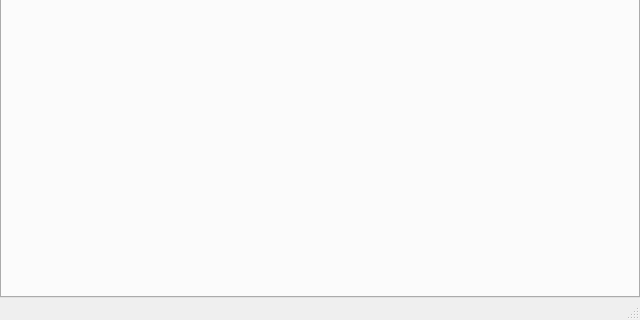
First picture: the form in src/loader/mainwindow.ui, repository megakoko/m-system, before the edit; both pictures show x 0 to 640 and y 160 to 480 of the 640 by 480 pixel window.
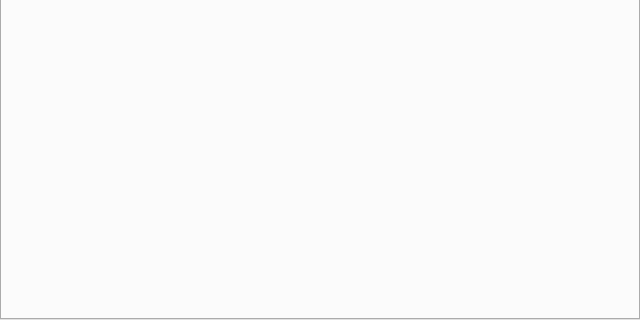
Second picture: the form after the edit. Custom widgets are drawn as their Qt base class.

Commit message: Добавил иконки для таб-бара.

```diff
--- a/src/loader/mainwindow.ui
+++ b/src/loader/mainwindow.ui
@@ -59,7 +59,6 @@
     <bool>false</bool>
    </attribute>
   </widget>
-  <widget class="QStatusBar" name="m_statusBar"/>
  </widget>
  <layoutdefault spacing="6" margin="11"/>
  <customwidgets>
```
Left out of the diff: 9 changed lines with no effect on the pictures. The commit also changes 2 other files.
